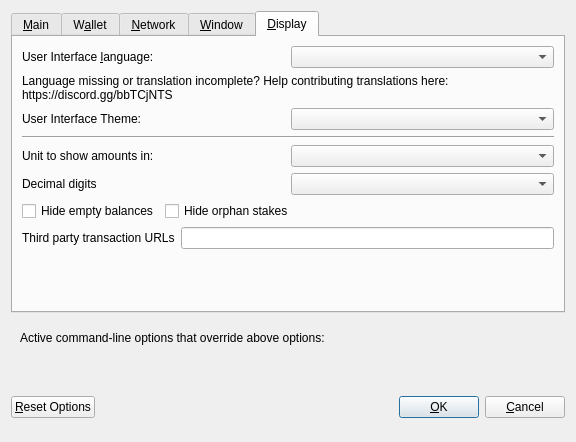
Before: the Qt Designer form src/qt/forms/optionsdialog.ui in decenomy/DSW, drawn with Qt 5.
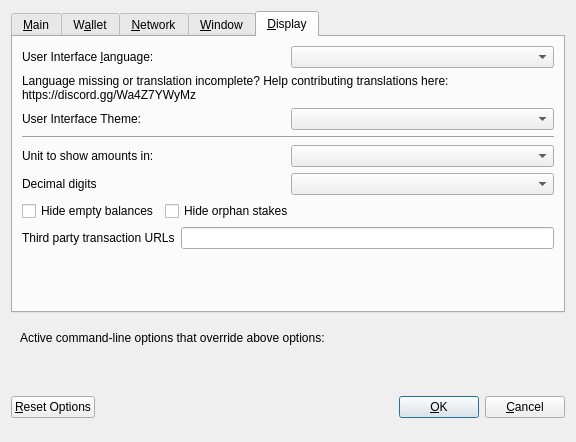
After: the same form once the commit is applied. The open tabs and pages were chosen to show the change. Custom widgets are drawn as their Qt base class.

Commit message: Adding a valid Discord link.

Patch:
```diff
--- a/src/qt/forms/optionsdialog.ui
+++ b/src/qt/forms/optionsdialog.ui
@@ -533,7 +533,7 @@
          </property>
          <property name="text">
           <string>Language missing or translation incomplete? Help contributing translations here:
-https://discord.gg/bbTCjNTS</string>
+https://discord.gg/Wa4Z7YWyMz</string>
          </property>
          <property name="wordWrap">
           <bool>true</bool>
```
The commit also changes 18 other files.
